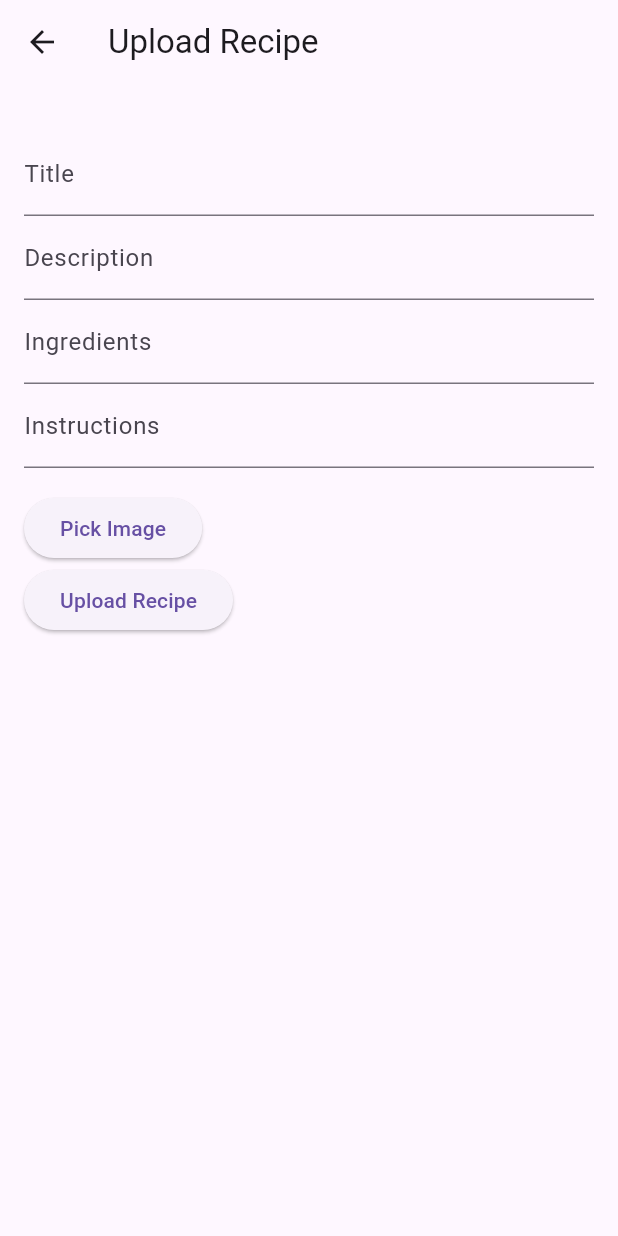
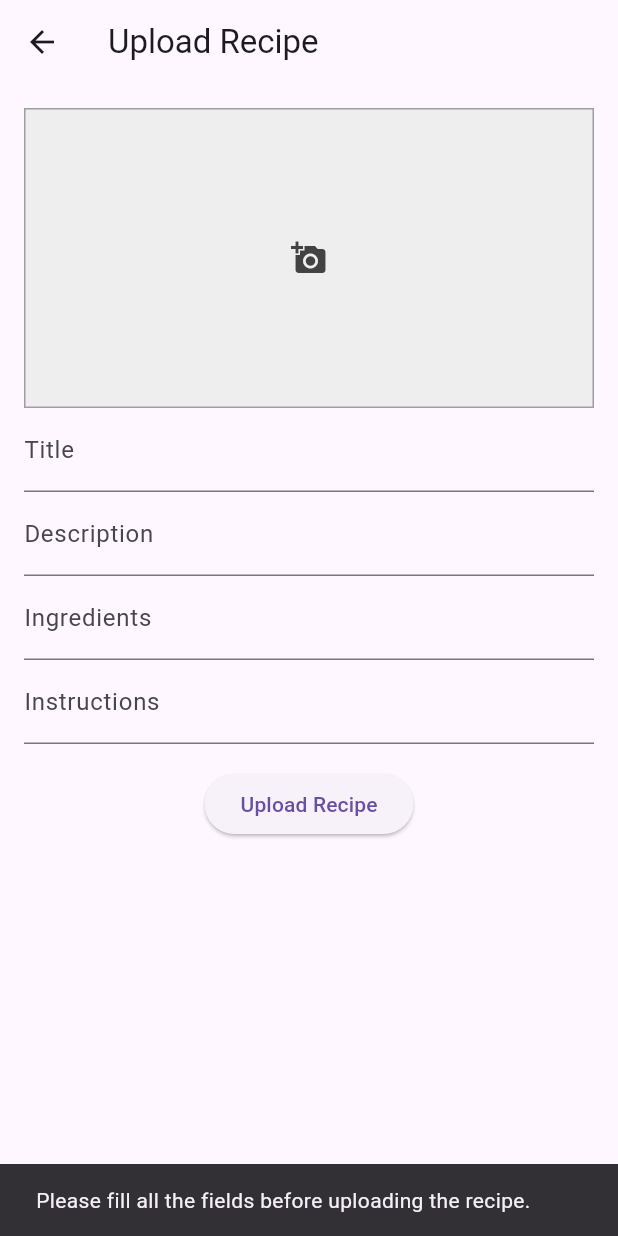
Before and after one commit to irsyydl/recipe_and_meal_planner_app, a Flutter app: the RecipeUploadScreen screen opened by its route, after a tap on "Upload Recipe", on a phone screen of 412 x 824 dp. Run offline on Flutter 3.47's test engine with Material 3 defaults, Android fonts, the phone set to English and light mode, and no system bars; our stand-ins replace cloud_firestore, firebase_auth, firebase_core, firebase_storage, image_picker; accounts and stored records are empty.

Commit message:
Update recipe upload screen
Improve ui and add option to take a photo for the recipe image.

```diff
--- a/lib/screens/recipe_upload_screen.dart
+++ b/lib/screens/recipe_upload_screen.dart
@@ -5,7 +5,10 @@ import 'package:image_picker/image_picker.dart';
 import 'package:recipe_and_meal_planner_app/services/recipe_service.dart';
 
 class RecipeUploadScreen extends StatefulWidget {
+  const RecipeUploadScreen({super.key});
+
   @override
+  // ignore: library_private_types_in_public_api
   _RecipeUploadScreenState createState() => _RecipeUploadScreenState();
 }
 
@@ -21,46 +24,58 @@ class _RecipeUploadScreenState extends State<RecipeUploadScreen> {
   Widget build(BuildContext context) {
     return Scaffold(
       appBar: AppBar(
-        title: Text('Upload Recipe'),
+        title: const Text('Upload Recipe'),
       ),
       body: SingleChildScrollView(
         child: Padding(
           padding: const EdgeInsets.all(16.0),
           child: Column(
-            crossAxisAlignment: CrossAxisAlignment.start,
+            crossAxisAlignment: CrossAxisAlignment.center,
             children: [
-              _image != null ? Image.file(_image!) : SizedBox(height: 16),
+              GestureDetector(
+                onTap: () => _showPickImageDialog(context),
+                child: Container(
+                  height: 200,
+                  width: double.infinity,
+                  decoration: BoxDecoration(
+                    color: Colors.grey[200],
+                    border: Border.all(color: Colors.grey),
+                  ),
+                  child: _image != null
+                      ? Image.file(_image!, fit: BoxFit.cover)
+                      : Icon(Icons.add_a_photo, color: Colors.grey[800]),
+                ),
+              ),
               TextFormField(
                 controller: titleController,
-                decoration: InputDecoration(labelText: 'Title'),
+                decoration: const InputDecoration(labelText: 'Title'),
               ),
               TextFormField(
                 controller: descriptionController,
-                decoration: InputDecoration(labelText: 'Description'),
+                decoration: const InputDecoration(labelText: 'Description'),
               ),
               TextFormField(
                 controller: ingredientsController,
-                decoration: InputDecoration(labelText: 'Ingredients'),
+                decoration: const InputDecoration(labelText: 'Ingredients'),
               ),
               TextFormField(
                 controller: instructionsController,
-                decoration: InputDecoration(labelText: 'Instructions'),
+                decoration: const InputDecoration(labelText: 'Instructions'),
               ),
-              SizedBox(height: 16),
-              ElevatedButton(
-                onPressed: () async {
-                  await _pickImage();
-                },
-                child: Text('Pick Image'),
-              ),
+              const SizedBox(height: 16),
               ElevatedButton(
                 onPressed: () async {
                   String title = titleController.text;
                   String description = descriptionController.text;
-                  List<String> ingredients =
-                      ingredientsController.text.split(',');
-                  List<String> instructions =
-                      instructionsController.text.split(',');
+                  List<String> ingredients = ingredientsController.text.split(',');
+                  List<String> instructions = instructionsController.text.split(',');
+
+                  if (title.isEmpty || description.isEmpty || ingredientsController.text.isEmpty || instructionsController.text.isEmpty) {
+                    ScaffoldMessenger.of(context).showSnackBar(
+                      const SnackBar(content: Text('Please fill all the fields before uploading the recipe.'))
+                    );
+                    return;
+                  }
 
                   await _uploadRecipe(
                     title,
@@ -78,10 +93,62 @@ class _RecipeUploadScreenState extends State<RecipeUploadScreen> {
     );
   }
 
-  Future<void> _pickImage() async {
-    final picker = ImagePicker();
-    final pickedFile = await picker.pickImage(source: ImageSource.gallery);
+  void _showPickImageDialog(BuildContext context) {
+    showModalBottomSheet(
+      context: context,
+      builder: (builder) {
+        return Container(
+          height: 150.0,
+          color: Colors.transparent,
+          child: Container(
+            decoration: const BoxDecoration(
+              color: Colors.white,
+              borderRadius: BorderRadius.only(
+                topLeft: Radius.circular(10.0),
+                topRight: Radius.circular(10.0),
+              ),
+            ),
+            child: Center(
+              child: Column(
+                children: <Widget>[
+                  ListTile(
+                    leading: const Icon(Icons.photo_library),
+                    title: const Text('Pick from gallery'),
+                    onTap: () {
+                      Navigator.pop(context);
+                      _pickImage();
+                    },
+                  ),
+                  ListTile(
+                    leading: const Icon(Icons.camera_alt),
+                    title: const Text('Take a photo'),
+                    onTap: () {
+                      Navigator.pop(context);
+                      _takePhoto();
+                    },
+                  ),
+                ],
+              ),
+            ),
+          ),
+        );
+      },
+    );
+  }
 
+  Future _pickImage() async {
+    final pickedFile =
+        await ImagePicker().pickImage(source: ImageSource.gallery);
+    if (pickedFile != null) {
+      setState(() {
+        _image = File(pickedFile.path);
+      });
+    }
+  }
+
+  Future _takePhoto() async {
+    final pickedFile =
+        await ImagePicker().pickImage(source: ImageSource.camera);
     if (pickedFile != null) {
       setState(() {
         _image = File(pickedFile.path);
@@ -103,12 +170,16 @@ class _RecipeUploadScreenState extends State<RecipeUploadScreen> {
         instructions: instructions,
         imageFile: _image,
       );
-
-      print('Recipe uploaded successfully!');
+      ScaffoldMessenger.of(context).showSnackBar(
+        const SnackBar(
+          content: Text('Recipe Uploaded!.'),
+        ),
+      );
+      Navigator.pop(context);
     } catch (e) {
       print('Error uploading recipe: $e');
       ScaffoldMessenger.of(context).showSnackBar(
-        SnackBar(
+        const SnackBar(
           content: Text('Error uploading recipe. Please try again.'),
         ),
       );
```
